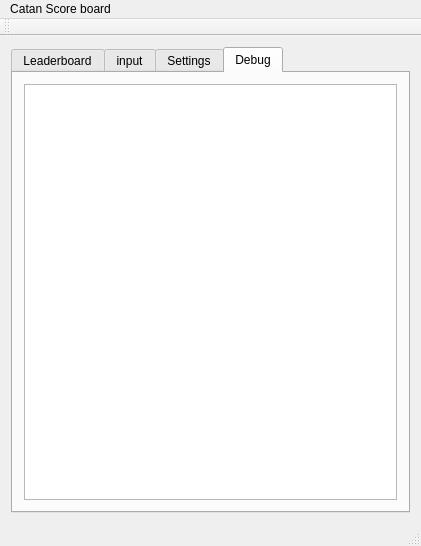
Qt form CatanScoreboard/mainwindow.ui (cdwijs/CatanScoreboard) before a commit.
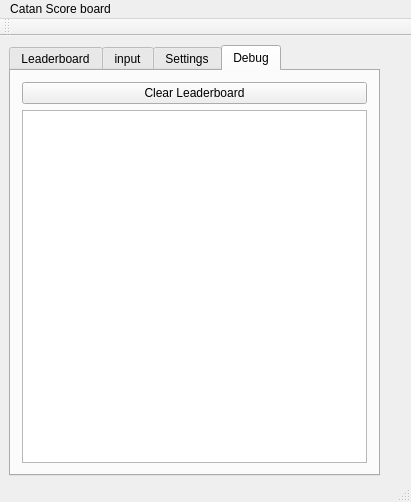
The same form after that commit. The open tabs and pages were chosen to show the change.

The edit to the form file:
```diff
--- a/CatanScoreboard/mainwindow.ui
+++ b/CatanScoreboard/mainwindow.ui
@@ -14,9 +14,15 @@
    <string>MainWindow</string>
   </property>
   <widget class="QWidget" name="centralWidget">
-   <layout class="QVBoxLayout" name="verticalLayout_3">
-    <item>
      <widget class="QTabWidget" name="tabWidget">
+    <property name="geometry">
+     <rect>
+      <x>9</x>
+      <y>9</y>
+      <width>371</width>
+      <height>431</height>
+     </rect>
+    </property>
       <property name="sizePolicy">
        <sizepolicy hsizetype="Expanding" vsizetype="Expanding">
         <horstretch>0</horstretch>
@@ -442,13 +448,22 @@
        </attribute>
        <layout class="QGridLayout" name="gridLayout_3">
         <item row="0" column="0">
+       <layout class="QVBoxLayout" name="verticalLayout_3">
+        <item>
+         <widget class="QPushButton" name="btnClearLeaderboard">
+          <property name="text">
+           <string>Clear Leaderboard</string>
+          </property>
+         </widget>
+        </item>
+        <item>
          <widget class="QTextBrowser" name="textBrowser"/>
         </item>
        </layout>
-      </widget>
-     </widget>
-    </item>
-   </layout>
+      </item>
+     </layout>
+    </widget>
+   </widget>
   </widget>
   <widget class="QMenuBar" name="menuBar">
    <property name="geometry">
```
Left out of the diff: 11 changed lines with no effect on the pictures. Lines whose indentation alone changed are shown as unchanged.
